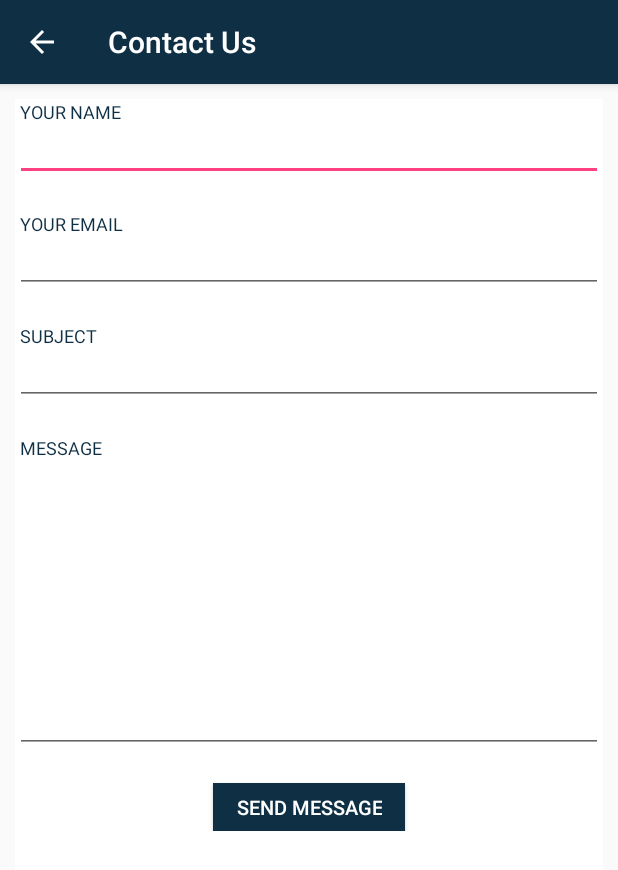
After one commit to Vendetta547/Seminar_Project, an Android app: the contact_activ screen opened directly, with no data from a screen before it, on a phone screen of 412 x 824 dp. The commit adds this screen. Shown: the top 870 px of the screen. Run offline under Robolectric (Android 15) with nearby library versions, the light colour scheme and no system bars.

Commit message:
adds contact form and foreground service notification

```diff
--- a/Android_Apps/DJ Glovie/app/build.gradle
+++ b/Android_Apps/DJ Glovie/app/build.gradle
@@ -4,7 +4,7 @@ android {
     compileSdkVersion 26
     defaultConfig {
         applicationId "com.example.laptop.djglovie"
-        minSdkVersion 15
+        minSdkVersion 23
         targetSdkVersion 26
         versionCode 1
         versionName "1.0"
@@ -22,6 +22,7 @@ dependencies {
     implementation fileTree(dir: 'libs', include: ['*.jar'])
     implementation 'com.android.support:appcompat-v7:26.1.0'
     implementation 'com.android.support.constraint:constraint-layout:1.0.2'
+    implementation 'com.android.support:design:26.1.0'
     testImplementation 'junit:junit:4.12'
     androidTestImplementation 'com.android.support.test:runner:1.0.1'
     androidTestImplementation 'com.android.support.test.espresso:espresso-core:3.0.1'
--- a/Android_Apps/DJ Glovie/app/src/main/AndroidManifest.xml
+++ b/Android_Apps/DJ Glovie/app/src/main/AndroidManifest.xml
@@ -18,7 +18,10 @@
         </activity>
         <activity android:name=".connected_activ" />
         <activity android:name=".help_activ" />
-        <activity android:name=".about_activ"></activity>
+        <activity android:name=".about_activ" />
+        <activity android:name=".contact_activ" />
+
+        <service android:name=".ForegroundService" />
     </application>
 
 </manifest>
--- /dev/null
+++ b/Android_Apps/DJ Glovie/app/src/main/java/com/example/laptop/djglovie/contact_activ.java
@@ -0,0 +1,112 @@
+package com.example.laptop.djglovie;
+
+import android.content.Intent;
+import android.os.Bundle;
+import android.support.v7.app.AppCompatActivity;
+import android.view.MenuItem;
+import android.view.View;
+import android.widget.Button;
+import android.widget.EditText;
+
+
+import java.util.regex.Matcher;
+import java.util.regex.Pattern;
+
+public class contact_activ extends AppCompatActivity {
+
+    @Override
+    protected void onCreate(Bundle savedInstanceState) {
+        super.onCreate(savedInstanceState);
+        setContentView(R.layout.activity_contact);
+
+        // set title of action bar and enable back arrow
+        setTitle("Contact Us");
+        getSupportActionBar().setDisplayHomeAsUpEnabled(true);
+
+        // grab input from the UI fields
+        final EditText your_name        = (EditText) findViewById(R.id.your_name);
+        final EditText your_email       = (EditText) findViewById(R.id.your_email);
+        final EditText your_subject     = (EditText) findViewById(R.id.your_subject);
+        final EditText your_message     = (EditText) findViewById(R.id.your_message);
+
+
+        // submit button
+        Button email = (Button) findViewById(R.id.post_message);
+        // things to do when the submit button is clicked
+        email.setOnClickListener(new View.OnClickListener() {
+            @Override
+            public void onClick(View v) {
+
+                // convert EditText objects to strings
+                String name      = your_name.getText().toString();
+                String email     = your_email.getText().toString();
+                String subject   = your_subject.getText().toString();
+                String message   = your_message.getText().toString();
+
+                if (name.matches("")){
+                    your_name.setError("Name cannot be empty");
+                    your_name.requestFocus();
+                    return;
+                }
+
+                if (email.matches("")) {
+                    your_email.setError("Email cannot be empty");
+                } else if (!isValidEmail(email)) {
+                    your_email.setError("Invalid Email");
+                }
+
+                if (subject.matches("")){
+                    your_subject.setError("Subject cannot be empty");
+                    your_subject.requestFocus();
+                    return;
+                }
+
+                if (message.matches("")){
+                    your_message.setError("Message cannot be empty");
+                    your_message.requestFocus();
+                    return;
+                }
+
+                // create intent to send email and fill it with necessary data
+                Intent sendEmail = new Intent(android.content.Intent.ACTION_SEND)
+                    .setType("plain/text")
+                    .putExtra(android.content.Intent.EXTRA_EMAIL, new String[]{"dtm7c@uvawise.edu", "led7t@uvawise.edu"})
+                    .putExtra(android.content.Intent.EXTRA_SUBJECT, subject)
+                    .putExtra(android.content.Intent.EXTRA_TEXT, message);
+
+                // open activity chooser
+                startActivity(Intent.createChooser(sendEmail, "Send Email to Developers"));
+            }
+        });
+    }
+
+    @Override
+    public void onResume() {super.onResume();}
+
+    @Override
+    protected void onStart() {super.onStart();}
+
+    @Override
+    protected void onStop() {super.onStop();}
+
+    // validating email id
+    private boolean isValidEmail(String email) {
+        String EMAIL_PATTERN = "^[_A-Za-z0-9-\\+]+(\\.[_A-Za-z0-9-]+)*@"
+                + "[A-Za-z0-9-]+(\\.[A-Za-z0-9]+)*(\\.[A-Za-z]{2,})$";
+
+        Pattern pattern = Pattern.compile(EMAIL_PATTERN);
+        Matcher matcher = pattern.matcher(email);
+        return matcher.matches();
+    }
+
+    @Override
+    public boolean onOptionsItemSelected(MenuItem item) {
+        switch (item.getItemId()) {
+            case android.R.id.home:
+                this.finish();
+                return true;
+            default:
+                return super.onOptionsItemSelected(item);
+        }
+    }
+}
--- a/Android_Apps/DJ Glovie/app/src/main/java/com/example/laptop/djglovie/help_activ.java
+++ b/Android_Apps/DJ Glovie/app/src/main/java/com/example/laptop/djglovie/help_activ.java
@@ -11,7 +11,7 @@ public class help_activ extends AppCompatActivity {
     @Override
     protected void onCreate(Bundle savedInstanceState) {
         super.onCreate(savedInstanceState);
-        setContentView(R.layout.activity_help_activ);
+        setContentView(R.layout.activity_contact);
 
         setTitle("Help");
         getSupportActionBar().setDisplayHomeAsUpEnabled(true);
--- /dev/null
+++ b/Android_Apps/DJ Glovie/app/src/main/res/layout/activity_contact.xml
@@ -0,0 +1,115 @@
+<android.support.design.widget.CoordinatorLayout xmlns:android="http://schemas.android.com/apk/res/android"
+    xmlns:app="http://schemas.android.com/apk/res-auto"
+    xmlns:tools="http://schemas.android.com/tools"
+    android:layout_width="match_parent"
+    android:layout_height="match_parent"
+    android:fitsSystemWindows="true"
+    tools:context=".contact_activ">
+
+    <ScrollView
+        android:layout_width="match_parent"
+        android:layout_height="match_parent"
+        android:layout_marginBottom="10dp"
+        android:layout_marginLeft="10dp"
+        android:layout_marginRight="10dp"
+        android:layout_marginTop="10dp"
+        android:background="@android:color/white"
+        app:layout_behavior="@string/appbar_scrolling_view_behavior">
+
+        <LinearLayout
+            android:layout_width="match_parent"
+            android:layout_height="wrap_content"
+            android:orientation="vertical">
+
+            <TextView
+                android:layout_width="fill_parent"
+                android:layout_height="wrap_content"
+                android:paddingLeft="3dp"
+                android:text="@string/contact_form_name"
+                android:textAllCaps="true"
+                android:textColor="@color/colorPrimary"
+                android:textSize="12sp" />
+
+            <EditText
+                android:id="@+id/your_name"
+                android:layout_width="fill_parent"
+                android:layout_height="38dp"
+                android:layout_marginBottom="20dp"
+                android:inputType="text"
+                android:singleLine="true"
+                android:textSize="14sp" />
+
+            <TextView
+                android:layout_width="fill_parent"
+                android:layout_height="wrap_content"
+                android:paddingLeft="3dp"
+                android:text="@string/contact_form_email"
+                android:textAllCaps="true"
+                android:textColor="@color/colorPrimary"
+                android:textSize="12sp" />
+
+            <EditText
+                android:id="@+id/your_email"
+                android:layout_width="fill_parent"
+                android:layout_height="38dp"
+                android:layout_marginBottom="20dp"
+                android:inputType="textEmailAddress"
+                android:singleLine="true"
+                android:textSize="14sp" />
+
+
+            <TextView
+                android:layout_width="fill_parent"
+                android:layout_height="wrap_content"
+                android:paddingLeft="3dp"
+                android:text="@string/contact_form_subject"
+                android:textAllCaps="true"
+                android:textColor="@color/colorPrimary"
+                android:textSize="12sp" />
+
+            <EditText
+                android:id="@+id/your_subject"
+                android:layout_width="fill_parent"
+                android:layout_height="38dp"
+                android:layout_marginBottom="20dp"
+                android:inputType="text"
+                android:singleLine="true"
+                android:textSize="14sp" />
+
+            <TextView
+                android:layout_width="fill_parent"
+                android:layout_height="32dp"
+                android:paddingLeft="3dp"
+                android:text="@string/contact_form_message"
+                android:textAllCaps="true"
+                android:textColor="@color/colorPrimary"
+                android:textSize="12sp" />
+
+            <EditText
+                android:id="@+id/your_message"
+                android:layout_width="fill_parent"
+                android:layout_height="wrap_content"
+                android:layout_marginBottom="20dp"
+                android:height="180dp"
+                android:gravity="top"
+                android:inputType="textMultiLine"
+                android:textSize="14sp" />
+
+            <Button
+                android:id="@+id/post_message"
+                android:layout_width="wrap_content"
+                android:layout_height="32dp"
+                android:layout_gravity="center"
+                android:background="@color/colorPrimary"
+                android:paddingBottom="1dp"
+                android:paddingLeft="15dp"
+                android:paddingRight="15dp"
+                android:paddingTop="1dp"
+                android:text="@string/contact_form_button"
+                android:textAllCaps="true"
+                android:textColor="@android:color/white"
+                android:textSize="13sp" />
+        </LinearLayout>
+    </ScrollView>
+
+</android.support.design.widget.CoordinatorLayout>
--- /dev/null
+++ b/Android_Apps/DJ Glovie/app/src/main/res/values/dimens.xml
@@ -0,0 +1,3 @@
+<resources>
+    <dimen name="fab_margin">16dp</dimen>
+</resources>
--- a/Android_Apps/DJ Glovie/app/src/main/res/values/strings.xml
+++ b/Android_Apps/DJ Glovie/app/src/main/res/values/strings.xml
@@ -4,4 +4,16 @@
     <string name="button_help">HELP</string>
     <string name="button_about">ABOUT</string>
     <string name="button_disconnect">DISCONNECT</string>
+    <string name="button_contact">contact</string>
+
+    <!--Contact Form-->
+    <string name="contact_form">Contact Us</string>
+    <string name="contact_form_name">Your Name</string>
+    <string name="contact_form_email">Your Email</string>
+    <string name="contact_form_subject">Subject</string>
+    <string name="contact_form_message">Message</string>
+    <string name="contact_form_button">Send Message</string>
+    <string name="contact_form_post_message">Please wait! We\'re sending your message to the support department...</string>
+    <string name="contact_posted">Your message has been successfully delivered.</string>
+    <string name="title_activity_contact">ContactActivity</string>
 </resources>
```
Also changed, not shown: Android_Apps/DJ Glovie/app/src/main/java/com/example/laptop/djglovie/Constants.java (added, +13 -0 lines), Android_Apps/DJ Glovie/app/src/main/java/com/example/laptop/djglovie/ForegroundService.java (added, +68 -0 lines), Android_Apps/DJ Glovie/app/src/main/java/com/example/laptop/djglovie/MainActivity.java (+21 -4 lines), Android_Apps/DJ Glovie/app/src/main/java/com/example/laptop/djglovie/connected_activ.java (+16 -0 lines), Android_Apps/DJ Glovie/app/src/main/res/layout/activity_help_activ.xml (deleted, +0 -22 lines), Android_Apps/DJ Glovie/app/src/main/res/layout/activity_main.xml (+27 -8 lines), Android_Apps/DJ Glovie/app/src/main/res/layout/connected_activ_layout.xml (+27 -8 lines), Android_Apps/DJ Glovie/app/src/main/res/layout/notification.xml (added, +82 -0 lines), Android_Apps/DJ Glovie/app/src/main/res/values/styles.xml (+9 -0 lines), Android_Apps/DJ Glovie/app/src/main/res/mipmap-hdpi/ic_launcher.png (added).
